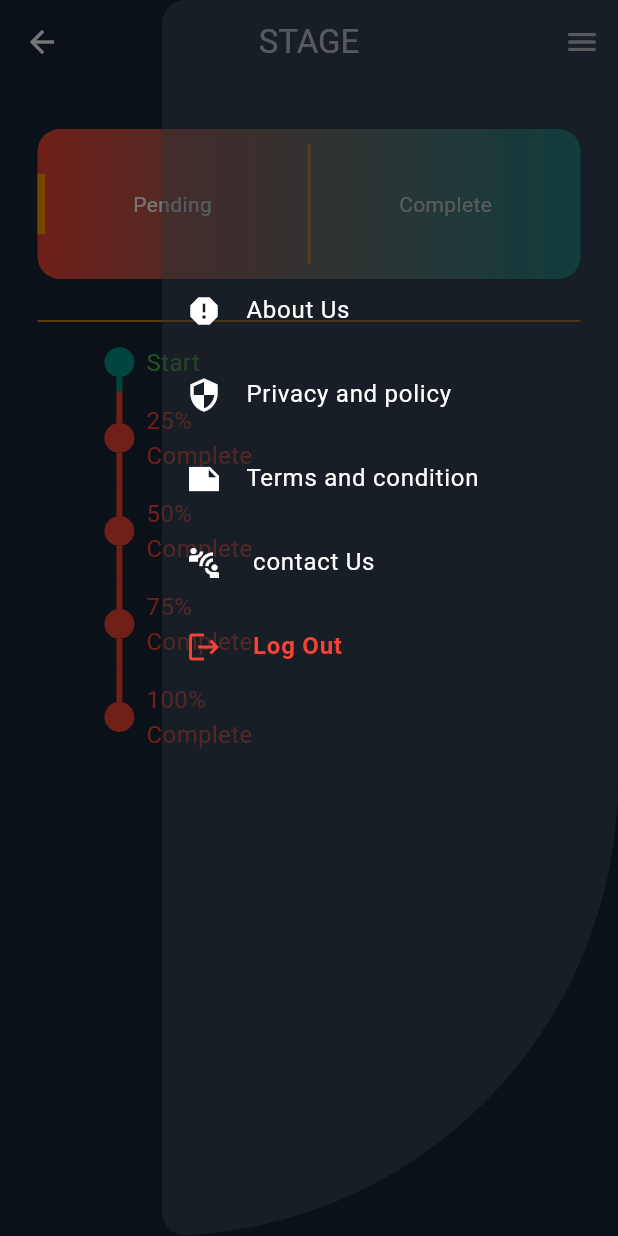
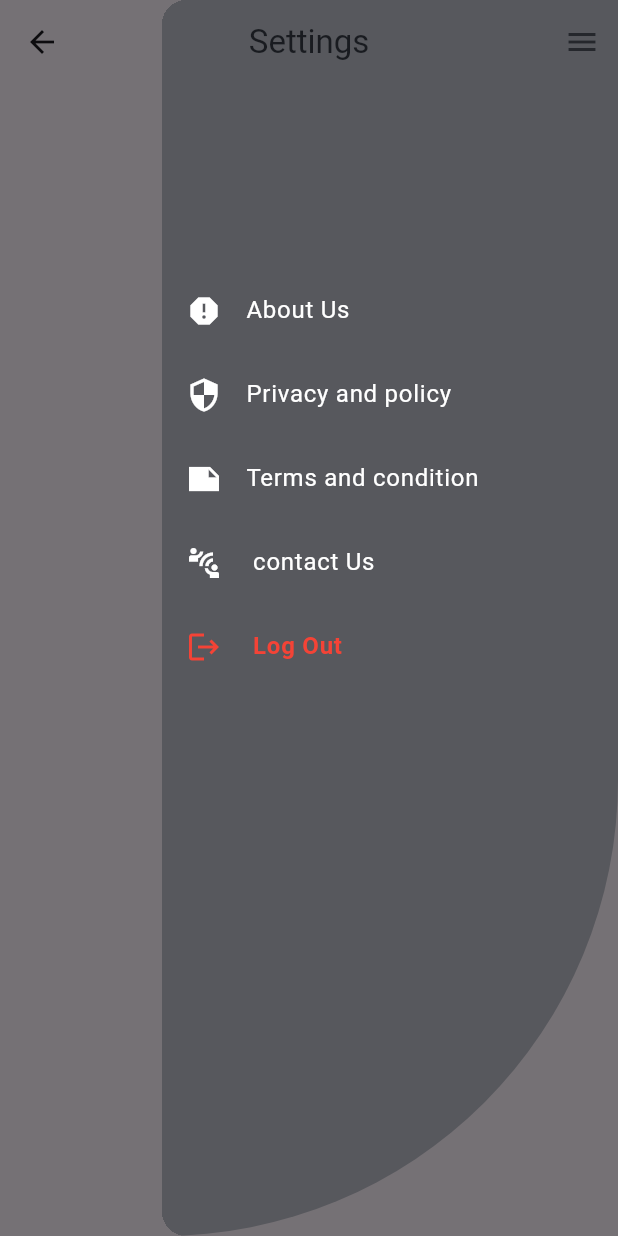
Before and after one commit to vinayakmdas/staffproject, a Flutter app: the Settings screen opened directly, after a tap on the "menu" icon, on a phone screen of 412 x 824 dp. Run offline on Flutter 3.47's test engine with Material 3 defaults, Android fonts, the phone set to English and light mode, and no system bars; drawn by our look-alikes of timeline_tile; our stand-ins replace dotted_border, file_picker, google_fonts, google_nav_bar, hive_flutter, iconsax_flutter and 3 more; missing offline and left inert: pdfx; accounts and stored records are empty.

Commit message:
just workign web

```diff
--- a/lib/screen/settings.dart
+++ b/lib/screen/settings.dart
@@ -1,80 +1,27 @@
 import 'package:flutter/material.dart';
 import 'package:shared_preferences/shared_preferences.dart';
-import 'package:staff/custum/dashboarditem.dart';
-
 import 'package:staff/custum/navigator.dart';
+import 'package:staff/custum/textcostom.dart';
 import 'package:staff/drawer/about.dart';
 import 'package:staff/drawer/contact.dart';
 import 'package:staff/drawer/privacy_policy.dart';
 import 'package:staff/drawer/terms%20_and%20_condition.dart';
 import 'package:staff/login%20and%20%20sign%20up/login.dart';
-import 'package:staff/model/complete_model.dart';
-import 'package:staff/model/work_model.dart';
-import 'package:staff/service/work_Datas.dart';
-import 'package:staff/service/complete_service.dart';
-import 'package:timeline_tile/timeline_tile.dart';
 
-class Settings extends StatefulWidget {
+class Settings extends StatelessWidget {
   const Settings({super.key});
 
   @override
-  State<Settings> createState() => _SettingsState();
-}
-
-class _SettingsState extends State<Settings> {
-  Future<void> _logout(BuildContext context) async {
+  Widget build(BuildContext context) {
+      Future<void> _logout(BuildContext context) async {
     SharedPreferences prefs = await SharedPreferences.getInstance();
     await prefs.setBool('isLoggedIn', false);
     navigatpushremoveuntil(context, Loginpage());
   }
-
-  @override
-  void initState() {
-    // TODO: implement initState
-    super.initState();
-    calculate();
-
-  }
-int totalTasks = 0;
-    int completedTasks = 0;
-
-    double percentage = 0.0;
-    void calculate() async {
-      Complete_Datas completeDatas = Complete_Datas();
-      WorkDatas workDatas = WorkDatas();
-
-      await completeDatas.openbox();
-
-      List<CompleteModel> completeTasksList = await completeDatas.getdata();
-
-      await workDatas.openBox();
-      List<WorkModel> workdatalist = await workDatas.getdata();
-      setState(() {
-        totalTasks = completeTasksList.length + workdatalist.length;
-        completedTasks = completeTasksList.length;
-        if (totalTasks > 0) {
-          percentage = completedTasks / totalTasks;
-        } else {
-          percentage = 0.0;
-        }
-      });
-    }
-
-
-  @override
-  Widget build(BuildContext context) {
-
-
-    return Scaffold(
-      backgroundColor: const Color.fromRGBO(22, 38, 52, 1),
+    return  Scaffold(
       appBar: AppBar(
-        backgroundColor: const Color.fromRGBO(22, 38, 52, 1),
-        title: const Text(
-          "STAGE",
-          style: TextStyle(color: Colors.white),
-        ),
+        title: Apptext("Settings"),
         centerTitle: true,
-        iconTheme: const IconThemeData(color: Colors.white),
       ),
       endDrawer: Drawer(
           backgroundColor: Colors.transparent,
@@ -167,65 +114,6 @@ int totalTasks = 0;
               ),
             ),
           )),
-      body: Padding(
-        padding: const EdgeInsets.only(left: 25, right: 25, top: 30),
-        child: Column(
-          children: [
-            DashboardItemWidget(
-                onTap1: () {},
-                onTap2: () {},
-                titleOne: "Pending",
-                titleTwo: "Complete"),
-            SizedBox(
-              height: 20,
-            ),
-            Divider(
-              color: Colors.orange,
-            ),
-
-_buildTimelineTile("Start", isCompleted: true, isFirst: true),
-            _buildTimelineTile("25% Complete", isCompleted: percentage >= 0.25),
-            _buildTimelineTile("50% Complete", isCompleted: percentage >= 0.50),
-            _buildTimelineTile("75% Complete", isCompleted: percentage >= 0.75),
-            _buildTimelineTile("100% Complete",
-                  isCompleted: percentage == 1.0, isLast: true)
-
-
-
-
-          ],
-        ),
-      ),
-    );
-  }
-
-  Widget _buildTimelineTile(String title,
-      {bool isCompleted = false, bool isFirst = false, bool isLast = false}) {
-    return Padding(
-      padding: const EdgeInsets.only(right: 180),
-      child: TimelineTile(
-        isFirst: isFirst,
-        isLast: isLast,
-        indicatorStyle: IndicatorStyle(
-          color: isCompleted ? Colors.teal : Colors.red,
-        ),
-        beforeLineStyle: LineStyle(
-          color: isCompleted ? Colors.teal : Colors.red,
-        ),
-        afterLineStyle: LineStyle(
-          color: isCompleted ? Colors.teal : Colors.red,
-        ),
-        alignment: TimelineAlign.manual,
-        lineXY: 0.3,
-        endChild: Padding(
-          padding: const EdgeInsets.all(8.0),
-          child: Text(
-            title,
-            style: TextStyle(
-                color: isCompleted ? Colors.green : Colors.red, fontSize: 16),
-          ),
-        ),
-      ),
     );
   }
 }
```
Also changed, not shown: lib/bottomnavoagator/buttomnavigator.dart (+9 -3 lines), lib/screen/milestone.dart (added, +141 -0 lines), pubspec.lock, 4 other files.
